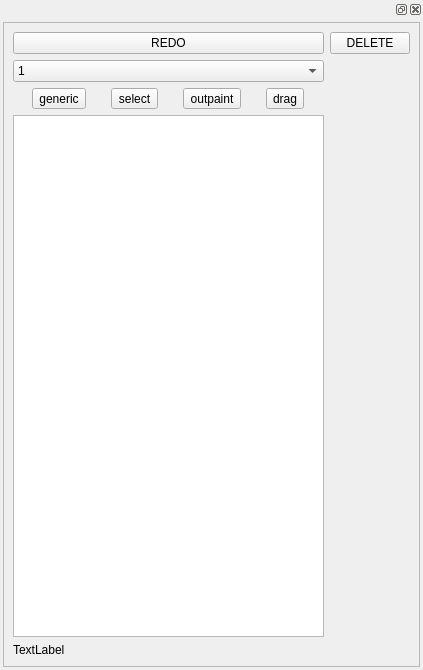
Above: frontend/ui_widgets/outpaint_controls.ui from XmYx/ainodes-pyside before the change. Below: the same form after it.
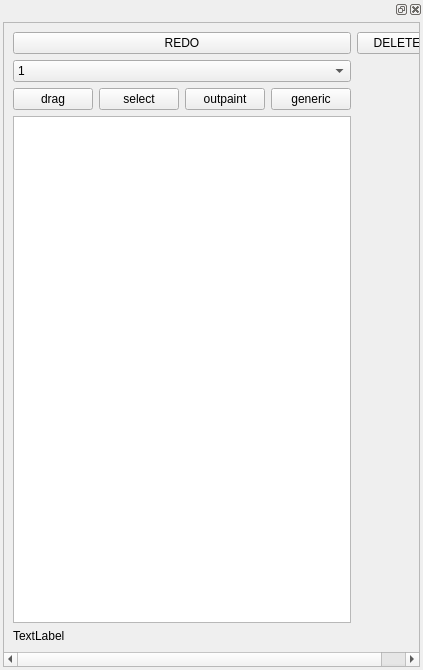
That is the form after the change.

Patch:
```diff
--- a/frontend/ui_widgets/outpaint_controls.ui
+++ b/frontend/ui_widgets/outpaint_controls.ui
@@ -55,8 +55,8 @@
            <rect>
             <x>0</x>
             <y>0</y>
-            <width>415</width>
-            <height>640</height>
+            <width>419</width>
+            <height>618</height>
            </rect>
           </property>
           <layout class="QGridLayout" name="gridLayout_2">
@@ -136,35 +136,51 @@
             </widget>
            </item>
            <item row="7" column="0">
-            <widget class="QListWidget" name="listWidget"/>
+            <widget class="QListWidget" name="rectList">
+             <property name="dragEnabled">
+              <bool>true</bool>
+             </property>
+             <property name="dragDropMode">
+              <enum>QAbstractItemView::DragDrop</enum>
+             </property>
+             <property name="iconSize">
+              <size>
+               <width>150</width>
+               <height>150</height>
+              </size>
+             </property>
+             <property name="viewMode">
+              <enum>QListView::IconMode</enum>
+             </property>
+            </widget>
            </item>
            <item row="4" column="0">
             <layout class="QGridLayout" name="gridLayout_3">
-             <item row="0" column="2">
-              <widget class="QToolButton" name="outpaintButton">
+             <item row="0" column="0">
+              <widget class="QPushButton" name="dragButton">
                <property name="text">
-                <string>outpaint</string>
+                <string>drag</string>
                </property>
               </widget>
              </item>
              <item row="0" column="1">
-              <widget class="QToolButton" name="selectButton">
+              <widget class="QPushButton" name="selectButton">
                <property name="text">
                 <string>select</string>
                </property>
               </widget>
              </item>
-             <item row="0" column="0">
-              <widget class="QToolButton" name="genericButton">
+             <item row="0" column="2">
+              <widget class="QPushButton" name="outpaintButton">
                <property name="text">
-                <string>generic</string>
+                <string>outpaint</string>
                </property>
               </widget>
              </item>
              <item row="0" column="3">
-              <widget class="QToolButton" name="dragButton">
+              <widget class="QPushButton" name="genericButton">
                <property name="text">
-                <string>drag</string>
+                <string>generic</string>
                </property>
               </widget>
              </item>
```
Left out of the diff: 4 changed lines with no effect on the pictures.
